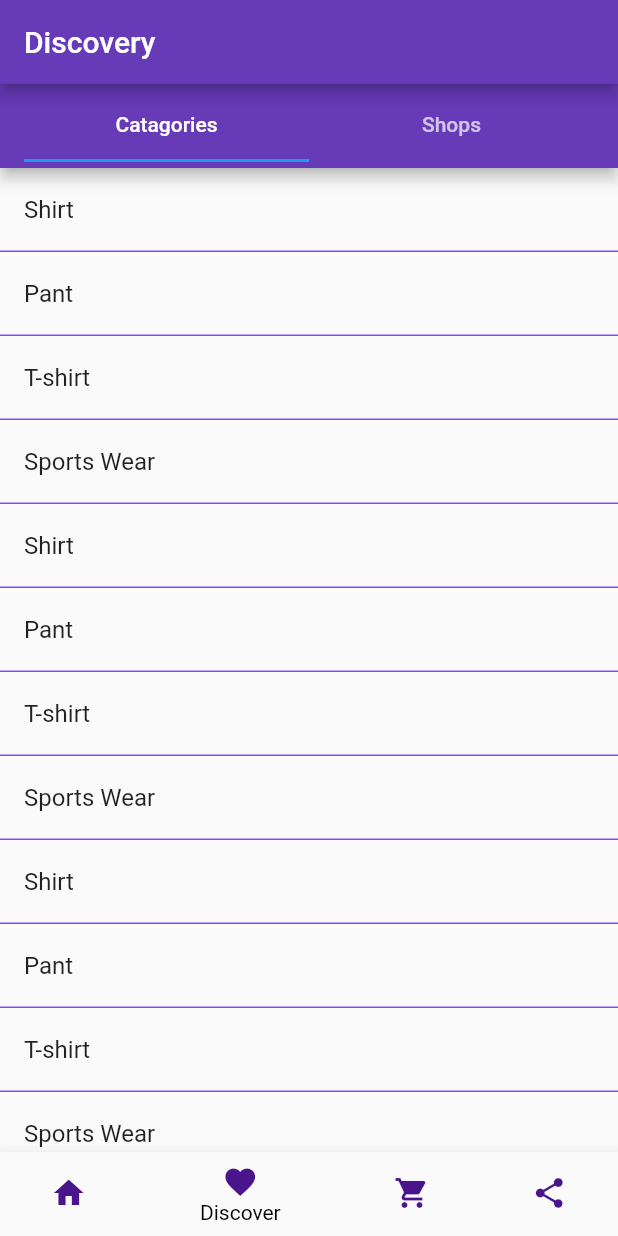
After one commit to PradyumanAgrawal/zomatoClone, a Flutter app: the screen it shows after launch, item 2 of the bottom bar chosen, on a phone screen of 412 x 824 dp. The commit adds this screen. Run offline on Flutter 3.47's test engine with Material 2 defaults, Android fonts, the phone set to English and light mode, and no system bars; our stand-ins replace carousel_pro, cloud_firestore, firebase_auth, google_sign_in, photo_view, shared_preferences; accounts and stored records are empty.

Commit message:
added discover

```diff
--- a/lib/functionalities/route_generator.dart
+++ b/lib/functionalities/route_generator.dart
@@ -54,6 +54,10 @@ class RouteGenerator {
         return MaterialPageRoute(
           builder: (_) => Navigation(),
         );
+        case '/discover1':
+        return MaterialPageRoute(
+          builder: (_) => MainScreen(),
+        );
       default:
         return _errorRoute();
     }
--- /dev/null
+++ b/lib/ui/discover1.dart
@@ -0,0 +1,101 @@
+import 'package:flutter/material.dart';
+
+class Discover1 extends StatefulWidget {
+  @override
+  _Discover1State createState() => _Discover1State();
+}
+
+class _Discover1State extends State<Discover1> {
+  List<String> catagories = [
+   "Shirt",
+   "Pant",
+   "T-shirt",
+   "Sports Wear",
+   "Shirt",
+   "Pant",
+   "T-shirt",
+   "Sports Wear",
+   "Shirt",
+   "Pant",
+   "T-shirt",
+   "Sports Wear",
+   ];
+   List<String> shops = [
+   "Mufti",
+   "Jagadamba",
+   "Nike",
+   ] ;
+   Widget catag(catagory){
+     return Container(
+            child: Column(
+              children: <Widget>[
+                Padding(padding: EdgeInsets.all(0)),
+                ListTile(
+                  onTap: (){},
+        title: Text(catagory),
+        ),
+        Divider(
+          height: 0,
+          thickness: 1,
+          color: Colors.deepPurpleAccent,
+        )
+        ],
+       ),
+       );
+   }
+   Widget shopNames(shop){
+     return Container(
+            child: Column(
+              children: <Widget>[
+                Padding(padding: EdgeInsets.all(0)),
+                ListTile(
+                  onTap: (){},
+        title: Text(shop),
+        ),
+        Divider(
+          height: 0,
+          thickness: 1,
+          color: Colors.deepPurpleAccent,
+        )
+        ],
+       ),
+       );
+   }
+
+  @override
+  Widget build(BuildContext context) {
+    return Scaffold(
+      appBar:
+      AppBar(backgroundColor: Colors.deepPurple,
+      title: Text("Discovery"),
+    ),
+    body: DefaultTabController(length: 2,
+    child: Scaffold(
+      appBar: AppBar(
+        backgroundColor: Colors.deepPurple,
+        title: TabBar(
+          tabs:[
+          Tab(
+            text: "Catagories"),
+          Tab(
+            text: "Shops")
+        ]),
+      ),
+      body: TabBarView(children:[
+
+        ListView(children:
+        catagories.map((catagory){
+          return catag(catagory);
+        }).toList()
+        ),
+        ListView(children:
+        shops.map((shop){
+          return shopNames(shop) ;
+        }).toList()
+        ),
+      ]),
+    )
+    ),
+);
+  }
+}
--- a/lib/ui/myApp.dart
+++ b/lib/ui/myApp.dart
@@ -31,7 +31,7 @@ class _MyAppState extends State<MyApp> {
           )),
       debugShowCheckedModeBanner: false,
       initialRoute: //widget.loggedIn ? '/navigation' :
-          '/homeScreen',
+          '/navigation',
       onGenerateRoute: RouteGenerator.generateRoute,
     );
   }
--- a/lib/ui/navigation.dart
+++ b/lib/ui/navigation.dart
@@ -5,6 +5,7 @@ import './discover.dart';
 import './cart.dart';
 import './share.dart';
 import './description.dart';
+import 'discover1.dart';
 
 
 class Navigation extends StatefulWidget {
@@ -55,7 +56,7 @@ class  NavigationState extends State<Navigation> {
             index: _selectedIndex,
             children: <Widget>[
               HomeScreen(),
-              Discover(),
+              Discover1(),
               Cart(),
               Description(),
               //Share,
```
